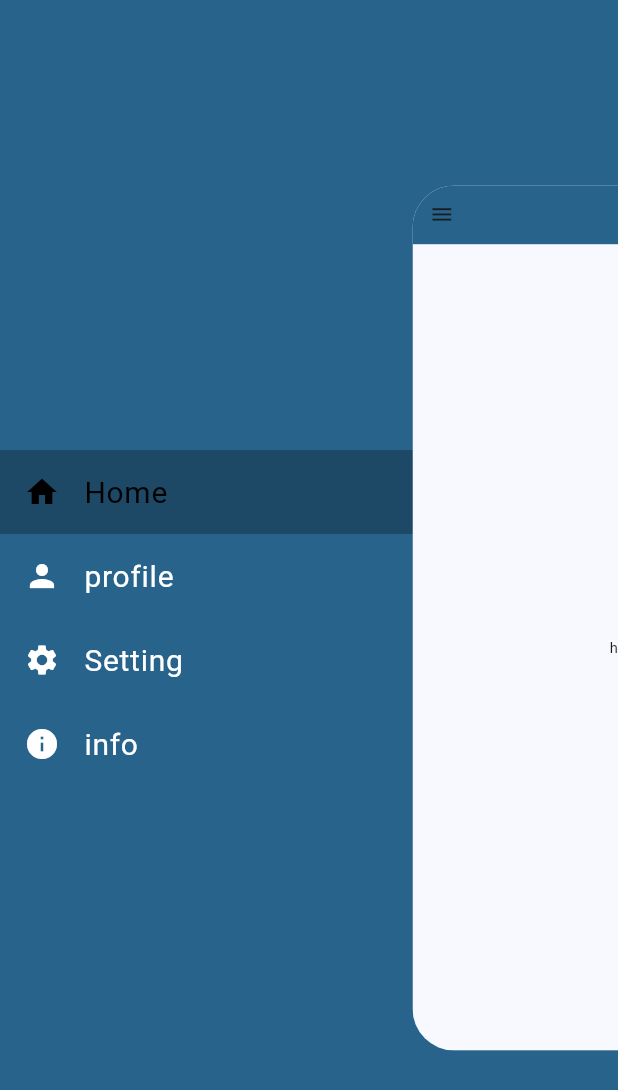
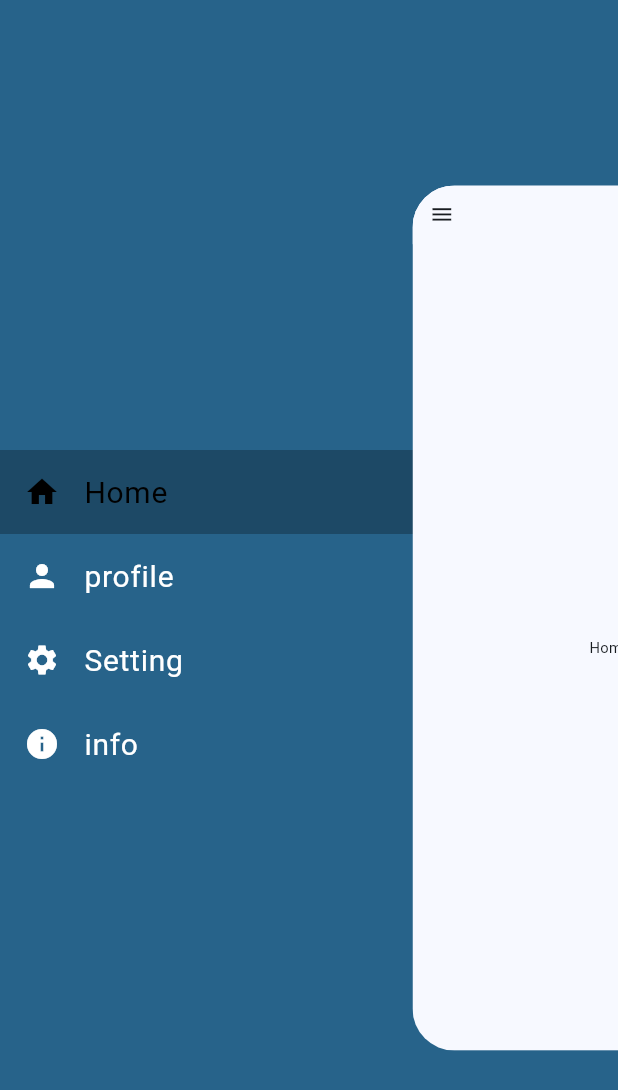
Before and after one commit to Ahmadajami/syria_meds, a Flutter app: the screen it shows after launch, after a tap on the "menu" icon, on a phone screen of 412 x 824 dp. Shown: the top 1090 px of the screen. Run offline on Flutter 3.47's test engine with Material 3 defaults, Android fonts, the phone set to English and light mode, and no system bars; drawn by our look-alikes of flutter_zoom_drawer.

Commit message:
format code

```diff
--- /dev/null
+++ b/lib/common/widgets/app_bar.dart
@@ -0,0 +1,20 @@
+import 'package:flutter/material.dart';
+import 'package:flutter_zoom_drawer/flutter_zoom_drawer.dart';
+
+class MyAppBar extends StatelessWidget implements PreferredSizeWidget {
+  const MyAppBar({super.key});
+
+  @override
+  Widget build(BuildContext context) {
+    return AppBar(
+      leading: IconButton(
+          onPressed: () {
+            ZoomDrawer.of(context)!.toggle();
+          },
+          icon: const Icon(Icons.menu)),
+    );
+  }
+
+  @override
+  Size get preferredSize => const Size.fromHeight(kToolbarHeight);
+}
--- a/lib/features/home/presentation/home.dart
+++ b/lib/features/home/presentation/home.dart
@@ -1,13 +1,14 @@
-import 'package:flutter/cupertino.dart';
+
 import 'package:flutter/material.dart';
-import 'package:flutter_zoom_drawer/flutter_zoom_drawer.dart';
+import 'package:syria_meds/common/widgets/app_bar.dart';
 
 class Home extends StatelessWidget {
   const Home({super.key});
 
   @override
   Widget build(BuildContext context) {
-    return  Center(child: Text("home"));
+      return const Scaffold(
+        appBar: MyAppBar(),body:  Center(child: Text("Home Page"),));
 
   }
 }
--- a/lib/features/layout_screen.dart
+++ b/lib/features/layout_screen.dart
@@ -2,9 +2,6 @@ import 'package:flutter/material.dart';
 import 'package:flutter_zoom_drawer/flutter_zoom_drawer.dart';
 import 'package:syria_meds/core/routing/menu/menu_model.dart';
 import 'package:syria_meds/core/routing/routes.dart';
-
-import 'package:syria_meds/features/auth/presentation/login.dart';
-import 'package:syria_meds/features/home/presentation/home.dart';
 
 class LayoutScreen extends StatefulWidget {
   const LayoutScreen({super.key});
@@ -14,65 +11,66 @@ class LayoutScreen extends StatefulWidget {
 }
 
 class _LayoutScreenState extends State<LayoutScreen> {
-  MenuItem currentItem=MenuItems.home;
-  final ZoomDrawerController z = ZoomDrawerController();
+  MenuItem currentItem = MenuItems.home;
+
   @override
   Widget build(BuildContext context) {
-    return  ZoomDrawer(
+    return ZoomDrawer(
       angle: 0.0,
-        controller: z,
       borderRadius: 40.0,
       menuBackgroundColor: Theme.of(context).primaryColor,
       menuScreen: MenuScreen(
-            currentItem:currentItem,
-            onSelectedItem:(item){
+          currentItem: currentItem,
+          onSelectedItem: (item) {
             setState(() {
-                currentItem=item;
+              currentItem = item;
             });
-            }
-        ),
-        mainScreen: Scaffold(
-          appBar: AppBar(
-            backgroundColor: Theme.of(context).primaryColor,
-            leading: IconButton(
-                onPressed: (){z.toggle!();},
-                icon: const Icon(Icons.menu)),),
-          body: AppRoutes.getScreen(currentItem),
-        ),
+          }),
+      mainScreen: AppRoutes.getScreen(currentItem),
       androidCloseOnBackTap: true,
       mainScreenTapClose: true,
     );
   }
 }
 
-
 class MenuScreen extends StatelessWidget {
   final MenuItem currentItem;
   final ValueChanged<MenuItem> onSelectedItem;
-  const MenuScreen({super.key, required this.currentItem, required this.onSelectedItem});
 
-  Widget buildMenuItem(MenuItem item)=> ListTile(
+  const MenuScreen(
+      {super.key, required this.currentItem, required this.onSelectedItem});
+
+  Widget buildMenuItem(MenuItem item) => ListTile(
         selectedColor: Colors.white,
         selectedTileColor: Colors.black26,
-    selected: item== currentItem,
+        selected: item == currentItem,
         minLeadingWidth: 20.0,
-    leading: Icon(item.icon,color: item == currentItem ? Colors.black : Colors.white,),
-    title: Text(item.name,style:  TextStyle(fontSize: 20.0,color: item == currentItem ? Colors.black: Colors.white),),
-    onTap: (){onSelectedItem(item);},
+        leading: Icon(
+          item.icon,
+          color: item == currentItem ? Colors.black : Colors.white,
+        ),
+        title: Text(
+          item.name,
+          style: TextStyle(
+              fontSize: 20.0,
+              color: item == currentItem ? Colors.black : Colors.white),
+        ),
+        onTap: () {
+          onSelectedItem(item);
+        },
       );
 
   @override
   Widget build(BuildContext context) {
-    return  Scaffold(
+    return Scaffold(
       backgroundColor: Theme.of(context).primaryColor,
-      body:SafeArea(
+      body: SafeArea(
           child: Column(
         crossAxisAlignment: CrossAxisAlignment.start,
         children: [
           const Spacer(),
           ...MenuItems.all.map(buildMenuItem),
           const Spacer(),
-
         ],
       )),
     );
--- a/lib/features/profile/profile_screen.dart
+++ b/lib/features/profile/profile_screen.dart
@@ -1,10 +1,15 @@
 import 'package:flutter/material.dart';
+import 'package:syria_meds/common/widgets/app_bar.dart';
 
 class ProfileScreen extends StatelessWidget {
   const ProfileScreen({super.key});
 
   @override
   Widget build(BuildContext context) {
-    return const Center(child: Text("HI"),);
+    return const Scaffold(
+        appBar: MyAppBar(),
+        body: Center(
+          child: Text("Profile Page"),
+        ));
   }
 }
```
Lines whose indentation alone changed are shown as unchanged.
